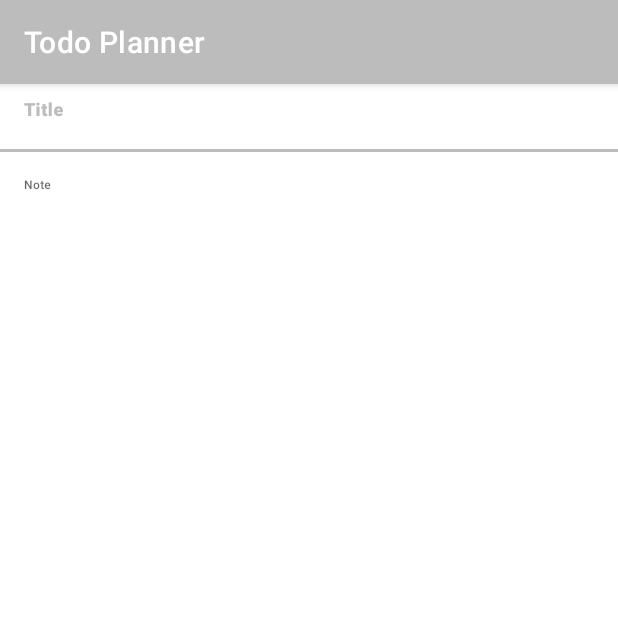
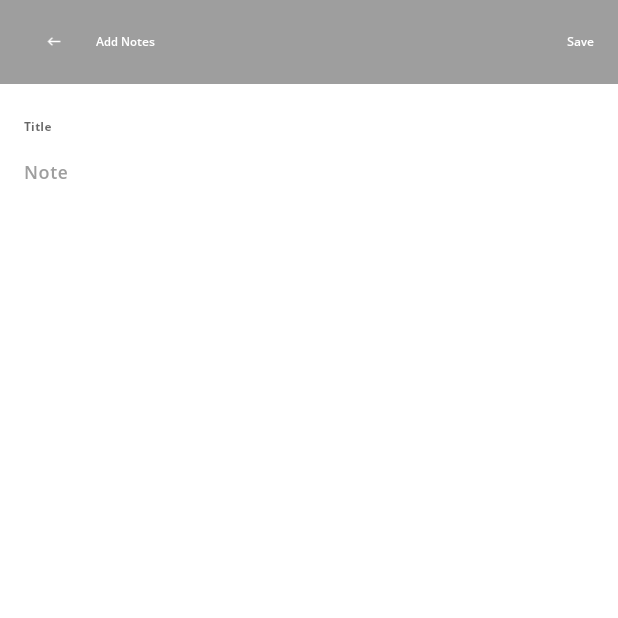
Before and after one commit to prathviksankaliya/Todo-Planner, an Android app: the AddNotesActivity screen opened directly, with no data from a screen before it, on a phone screen of 412 x 824 dp, the top half of it. Run offline under Robolectric (Android 15) with nearby library versions, the phone set to English and light mode, and no system bars; our stand-ins replace Room's generated code.

Commit message:
insert notes Done!!

```diff
--- a/app/src/main/AndroidManifest.xml
+++ b/app/src/main/AndroidManifest.xml
@@ -14,6 +14,7 @@
         tools:targetApi="31">
         <activity
             android:name=".AddNotesActivity"
+            android:windowSoftInputMode="adjustResize"
             android:exported="false">
             <meta-data
                 android:name="android.app.lib_name"
--- a/app/src/main/java/com/itcraftsolution/todoplanner/SplashActivity.java
+++ b/app/src/main/java/com/itcraftsolution/todoplanner/SplashActivity.java
@@ -13,8 +13,6 @@ public class SplashActivity extends AppCompatActivity {
         super.onCreate(savedInstanceState);
         setContentView(R.layout.activity_splash);
 
-        getSupportActionBar().hide();
-
         new Handler().postDelayed(new Runnable() {
             @Override
             public void run() {
--- /dev/null
+++ b/app/src/main/res/drawable/ic_baseline_keyboard_backspace_24.xml
@@ -0,0 +1,5 @@
+<vector android:height="24dp" android:tint="#fff"
+    android:viewportHeight="24" android:viewportWidth="24"
+    android:width="24dp" xmlns:android="http://schemas.android.com/apk/res/android">
+    <path android:fillColor="@android:color/white" android:pathData="M21,11H6.83l3.58,-3.59L9,6l-6,6 6,6 1.41,-1.41L6.83,13H21z"/>
+</vector>
--- /dev/null
+++ b/app/src/main/res/drawable/ic_baseline_save_24.xml
@@ -0,0 +1,5 @@
+<vector android:height="24dp" android:tint="#000000"
+    android:viewportHeight="24" android:viewportWidth="24"
+    android:width="24dp" xmlns:android="http://schemas.android.com/apk/res/android">
+    <path android:fillColor="@android:color/white" android:pathData="M17,3L5,3c-1.11,0 -2,0.9 -2,2v14c0,1.1 0.89,2 2,2h14c1.1,0 2,-0.9 2,-2L21,7l-4,-4zM12,19c-1.66,0 -3,-1.34 -3,-3s1.34,-3 3,-3 3,1.34 3,3 -1.34,3 -3,3zM15,9L5,9L5,5h10v4z"/>
+</vector>
--- a/app/src/main/res/layout/activity_add_notes.xml
+++ b/app/src/main/res/layout/activity_add_notes.xml
@@ -2,30 +2,85 @@
 <androidx.constraintlayout.widget.ConstraintLayout xmlns:android="http://schemas.android.com/apk/res/android"
     xmlns:app="http://schemas.android.com/apk/res-auto"
     xmlns:tools="http://schemas.android.com/tools"
+    android:id="@+id/mainLayout"
     android:layout_width="match_parent"
     android:layout_height="match_parent"
     tools:context=".AddNotesActivity">
 
+    <com.google.android.material.appbar.MaterialToolbar
+        android:id="@+id/materialToolbar"
+        android:layout_width="match_parent"
+        android:background="@color/whiteDark"
+        android:layout_height="wrap_content"
+        app:layout_constraintEnd_toEndOf="parent"
+        app:layout_constraintHorizontal_bias="0.5"
+        app:layout_constraintStart_toStartOf="parent"
+        app:layout_constraintTop_toTopOf="parent" >
+
+        <LinearLayout
+            android:layout_width="match_parent"
+            android:layout_height="wrap_content"
+            >
+            <ImageView
+                android:id="@+id/igBackToHome"
+                android:layout_width="wrap_content"
+                android:layout_height="match_parent"
+                android:padding="@dimen/_5mdp"
+                android:src="@drawable/ic_baseline_keyboard_backspace_24" />
+
+            <TextView
+                android:layout_width="match_parent"
+                android:layout_height="wrap_content"
+                android:layout_gravity="center"
+                android:layout_marginStart="@dimen/_6mdp"
+                android:fontFamily="@font/opensanssemibold"
+                android:text="Add Notes"
+                android:layout_weight="1"
+                android:textColor="@color/white"
+                android:textSize="@dimen/_18font_mdp" />
+
+            <TextView
+                android:id="@+id/btnAddNoteSave"
+                android:layout_width="match_parent"
+                android:layout_height="wrap_content"
+                android:layout_marginEnd="@dimen/_6mdp"
+                android:fontFamily="@font/opensanssemibold"
+                android:padding="@dimen/_6mdp"
+                android:text="Save"
+                android:gravity="end"
+                android:layout_weight="2"
+                android:textColor="@color/white"
+                android:textSize="@dimen/_15font_mdp" />
+        </LinearLayout>
+
+    </com.google.android.material.appbar.MaterialToolbar>
+
+
     <com.google.android.material.textfield.TextInputLayout
         android:id="@+id/textInputLayout"
+        style="@style/Widget.MaterialComponents.TextInputLayout.OutlinedBox"
         android:layout_width="match_parent"
         android:layout_height="wrap_content"
+        android:maxLines="2"
         app:boxStrokeWidth="0dp"
         app:layout_constraintEnd_toEndOf="parent"
         app:layout_constraintStart_toStartOf="parent"
-        app:layout_constraintTop_toTopOf="parent">
+        app:layout_constraintTop_toBottomOf="@+id/materialToolbar">
 
         <com.google.android.material.textfield.TextInputEditText
+            android:id="@+id/edTitle"
             android:layout_width="match_parent"
             android:layout_height="wrap_content"
             android:background="@color/white"
-            android:fontFamily="sans-serif-black"
+            android:fontFamily="@font/opensansbold"
             android:hint="Title"
+            android:maxLines="2"
             android:textSize="@dimen/_18font_mdp"
             android:textStyle="bold" />
     </com.google.android.material.textfield.TextInputLayout>
 
     <com.google.android.material.textfield.TextInputLayout
+        style="@style/Widget.MaterialComponents.TextInputLayout.OutlinedBox"
         android:layout_width="match_parent"
         android:layout_height="0dp"
         app:boxStrokeWidth="0dp"
@@ -35,11 +90,14 @@
         app:layout_constraintTop_toBottomOf="@+id/textInputLayout">
 
         <com.google.android.material.textfield.TextInputEditText
+            android:id="@+id/edNotes"
             android:layout_width="match_parent"
             android:layout_height="wrap_content"
             android:background="@color/white"
-            android:fontFamily="sans-serif-medium"
+            android:focusable="true"
+            android:focusedByDefault="true"
+            android:fontFamily="@font/opensanssemibold"
             android:hint="Note"
-            android:textSize="@dimen/_16font_mdp" />
+            android:textSize="@dimen/_14font_mdp" />
     </com.google.android.material.textfield.TextInputLayout>
 </androidx.constraintlayout.widget.ConstraintLayout>
--- a/app/src/main/res/values-night/themes.xml
+++ b/app/src/main/res/values-night/themes.xml
@@ -1,6 +1,6 @@
 <resources xmlns:tools="http://schemas.android.com/tools">
     <!-- Base application theme. -->
-    <style name="Theme.TodoPlanner" parent="Theme.MaterialComponents.DayNight.DarkActionBar">
+    <style name="Theme.TodoPlanner" parent="Theme.MaterialComponents.DayNight.NoActionBar">
         <!-- Primary brand color. -->
         <item name="colorPrimary">@color/purple_200</item>
         <item name="colorPrimaryVariant">@color/whitePrimary</item>
--- a/app/src/main/res/values/colors.xml
+++ b/app/src/main/res/values/colors.xml
@@ -10,7 +10,7 @@
 
 
     <color name="whitePrimary">#eeeeee</color>
-    <color name="whiteDark">#bcbcbc</color>
+    <color name="whiteDark">#9e9e9e</color>
     <color name="red">#ff1744</color>
     <color name="green">#66bb6a</color>
     <color name="yellow">#d4e157</color>
--- a/app/src/main/res/values/themes.xml
+++ b/app/src/main/res/values/themes.xml
@@ -1,13 +1,13 @@
 <resources xmlns:tools="http://schemas.android.com/tools">
     <!-- Base application theme. -->
-    <style name="Theme.TodoPlanner" parent="Theme.MaterialComponents.DayNight.DarkActionBar">
+    <style name="Theme.TodoPlanner" parent="Theme.MaterialComponents.DayNight.NoActionBar">
         <!-- Primary brand color. -->
         <item name="colorPrimary">@color/whiteDark</item>
         <item name="colorPrimaryVariant">@color/whiteDark</item>
         <item name="colorOnPrimary">@color/white</item>
         <!-- Secondary brand color. -->
-        <item name="colorSecondary">@color/teal_200</item>
-        <item name="colorSecondaryVariant">@color/teal_700</item>
+        <item name="colorSecondary">@color/whiteDark</item>
+        <item name="colorSecondaryVariant">@color/whiteDark</item>
         <item name="colorOnSecondary">@color/black</item>
         <!-- Status bar color. -->
         <item name="android:statusBarColor">?attr/colorPrimaryVariant</item>
```
Also changed, not shown: app/src/main/java/com/itcraftsolution/todoplanner/AddNotesActivity.java (+51 -1 lines), app/src/main/java/com/itcraftsolution/todoplanner/Database/Notes.java (+1 -13 lines), app/src/main/res/layout/activity_main.xml (+29 -6 lines), app/src/main/res/layout/toolbar.xml (added, +25 -0 lines), app/src/main/res/font/opensansbold.ttf (added), app/src/main/res/font/opensansregular.ttf (added), app/src/main/res/font/opensanssemibold.ttf (added).
